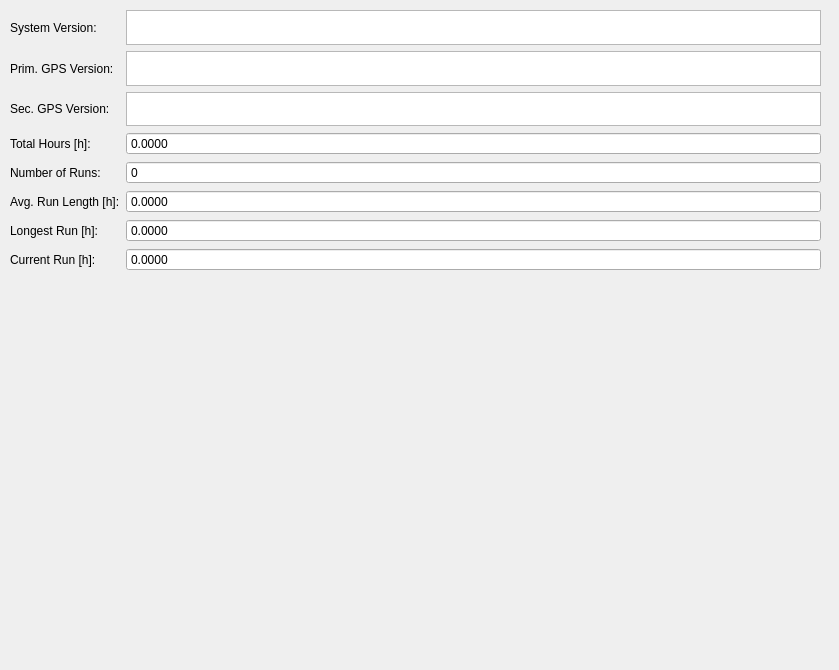
Above: src/lib/visualization/VersionControl.ui from jmaye/libposlv before the change. Below: the same form after it.
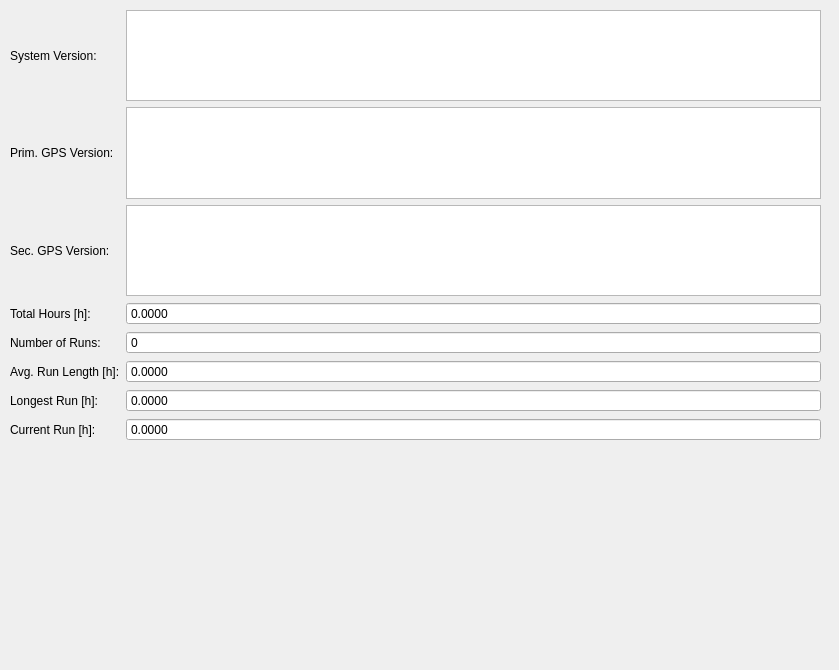
That is the form after the change.

```diff
--- a/src/lib/visualization/VersionControl.ui
+++ b/src/lib/visualization/VersionControl.ui
@@ -19,7 +19,7 @@
      <x>10</x>
      <y>10</y>
      <width>811</width>
-     <height>261</height>
+     <height>431</height>
     </rect>
    </property>
    <layout class="QGridLayout" name="versionLayout">
```
